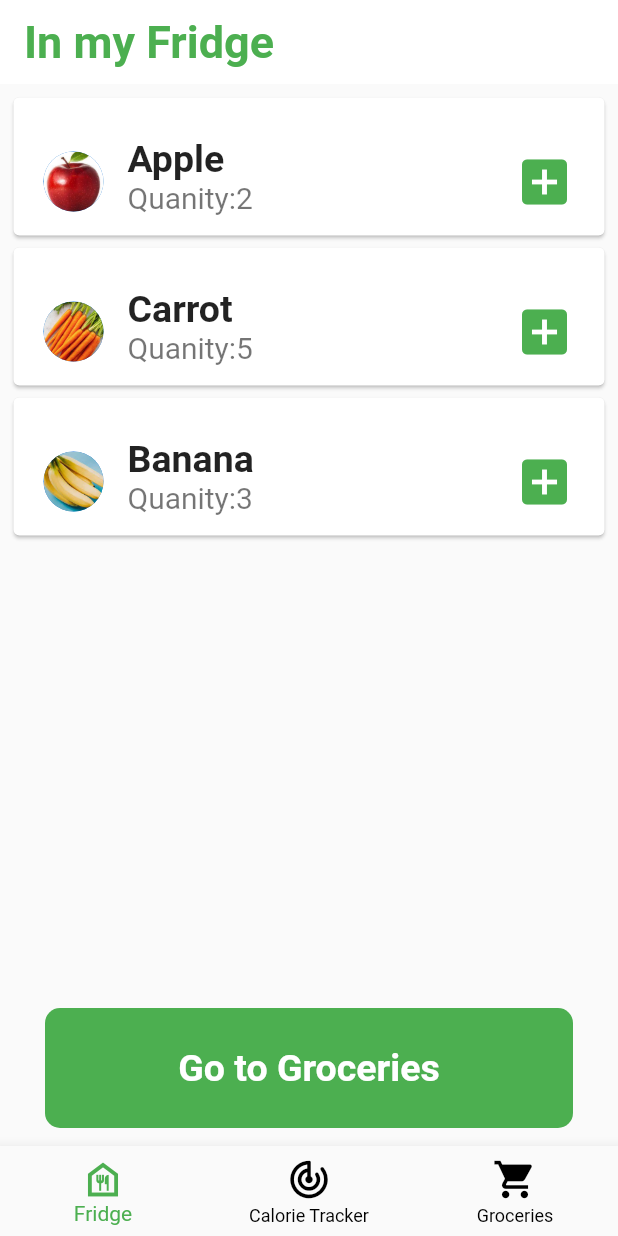
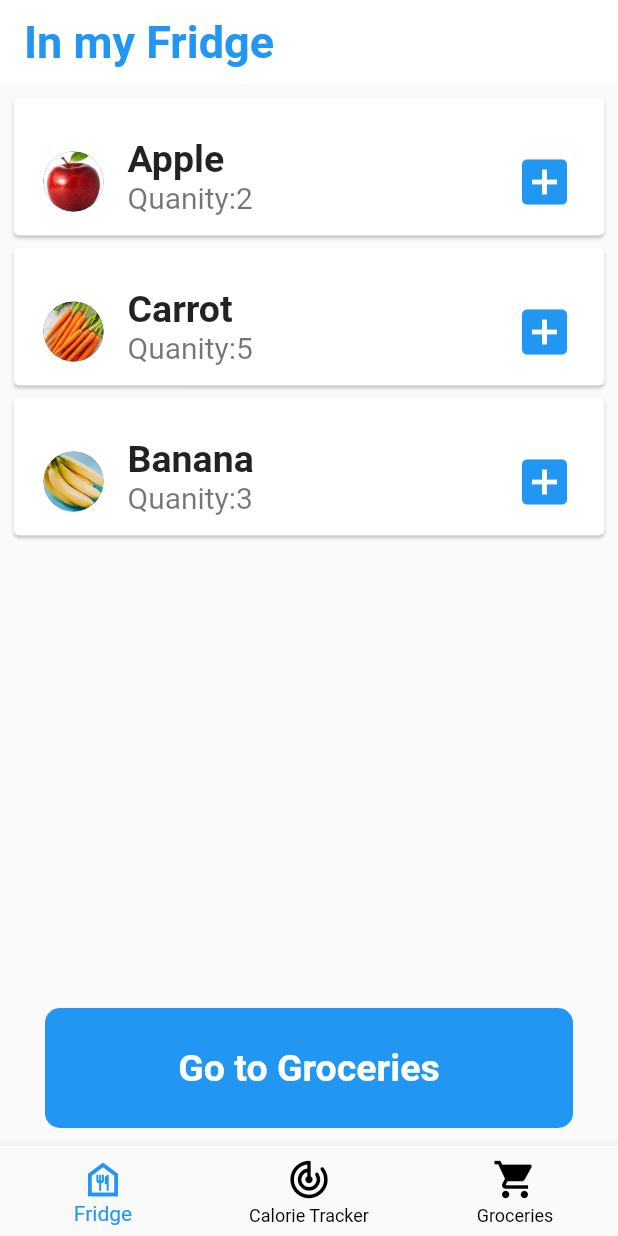
Before and after one commit to abhisinha2001/food-refrigerator, a Flutter app: the screen it shows after launch, on a phone screen of 412 x 824 dp. Run offline on Flutter 3.47's test engine with Material 2 defaults, Android fonts, the phone set to English and light mode, and no system bars.

Commit message:
Changed color Scheme of the Application from green to blue

```diff
--- a/lib/main.dart
+++ b/lib/main.dart
@@ -77,7 +77,7 @@ class _HomePageState extends State<HomePage> {
           ),
         ],
         currentIndex: _selectedIndex,
-        selectedItemColor: Colors.green,
+        selectedItemColor: Colors.blue,
         unselectedItemColor: Colors.black,
         onTap: _onItemTapped,
       ),
--- a/lib/screens/CaloriePage.dart
+++ b/lib/screens/CaloriePage.dart
@@ -31,7 +31,7 @@ class _CaloriePageState extends State<CaloriePage> {
         ),
         elevation: 0,
         backgroundColor: Colors.white,
-        foregroundColor: Colors.green,
+        foregroundColor: Colors.blue,
       ),
       body: SafeArea(
         child: Column(
@@ -78,7 +78,7 @@ class _CaloriePageState extends State<CaloriePage> {
               width: double.infinity,
               decoration: BoxDecoration(
                 borderRadius: BorderRadius.circular(10),
-                color: Colors.green,
+                color: Colors.blue,
               ),
               child: Center(
                 child: Text(
--- a/lib/screens/FridgePage.dart
+++ b/lib/screens/FridgePage.dart
@@ -30,7 +30,7 @@ class _FridgePageState extends State<FridgePage> {
         ),
         elevation: 0,
         backgroundColor: Colors.white,
-        foregroundColor: Colors.green,
+        foregroundColor: Colors.blue,
       ),
       body: SafeArea(
         child: Column(
@@ -64,7 +64,7 @@ class _FridgePageState extends State<FridgePage> {
                       ),
                       trailing: const Icon(
                         Icons.add_box,
-                        color: Colors.green,
+                        color: Colors.blue,
                         size: 40,
                       ),
                     ),
@@ -90,7 +90,7 @@ class _FridgePageState extends State<FridgePage> {
                 width: double.infinity,
                 decoration: BoxDecoration(
                   borderRadius: BorderRadius.circular(10),
-                  color: Colors.green,
+                  color: Colors.blue,
                 ),
                 child: const Center(
                   child: Text(
```
Also changed, not shown: lib/screens/screen_Groceries.dart (+7 -7 lines).
